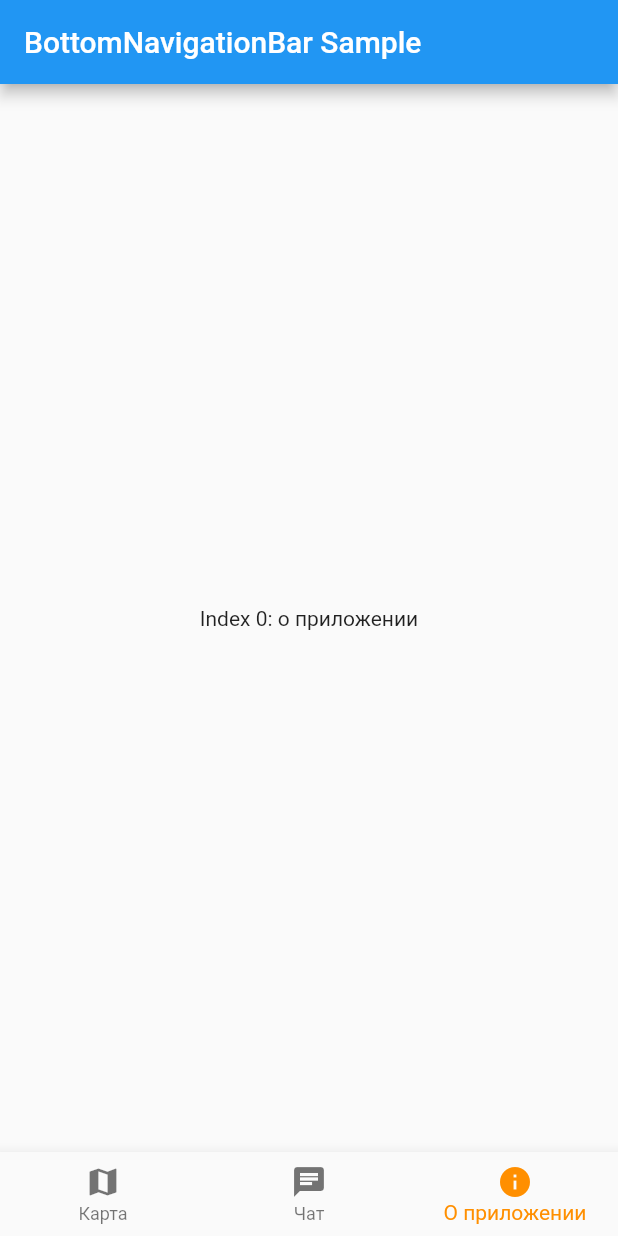
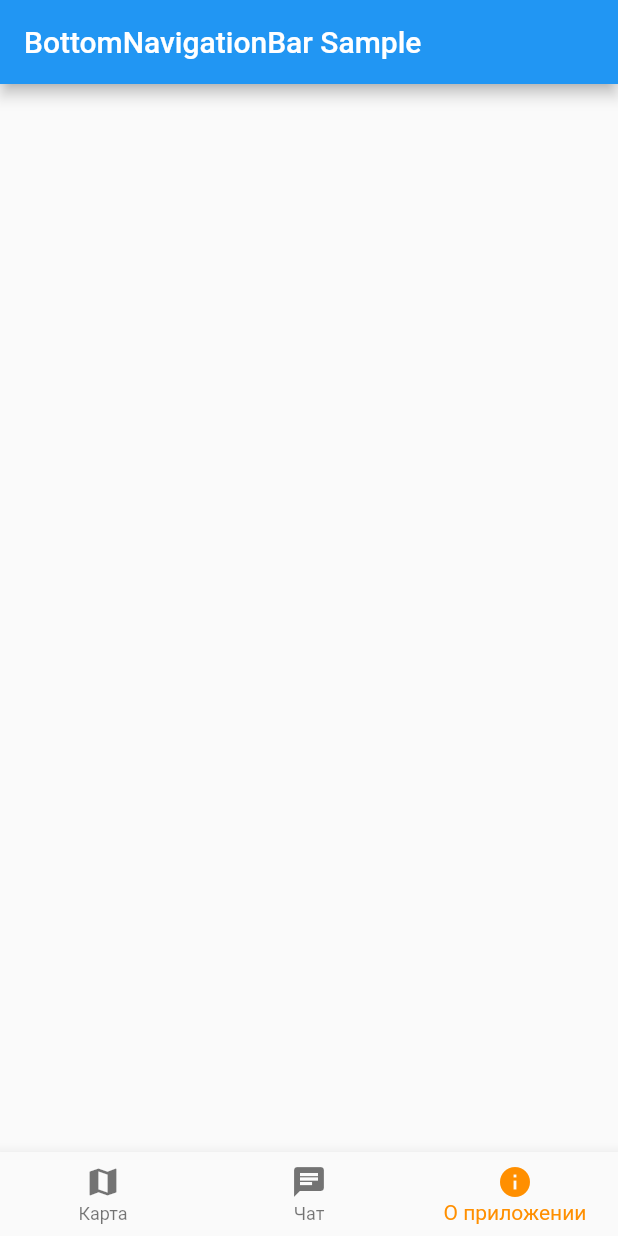
Before and after one commit to mentoster/Aviahack, a Flutter app: the screen it shows after launch, item 3 of the bottom bar chosen, on a phone screen of 412 x 824 dp. Run offline on Flutter 3.47's test engine with Material 2 defaults, Android fonts, the phone set to English and light mode, and no system bars; missing offline and left inert: dart:js_util.

Commit message:
change name

```diff
--- a/lib/about.dart
+++ b/lib/about.dart
@@ -9,7 +9,7 @@ class _AboutState extends State<About> {
   @override
   Widget build(BuildContext context) {
     return Text(
-      'Index 0: о приложении',
+      '',
     );
   }
 }
--- a/lib/main.dart
+++ b/lib/main.dart
@@ -43,7 +43,7 @@ class _MyStatefulWidgetState extends State<MyStatefulWidget> {
   static const TextStyle optionStyle =
       TextStyle(fontSize: 30, fontWeight: FontWeight.bold);
   static List<Widget> _widgetOptions = <Widget>[
-    Map(),
+    ShowMap(),
     Chat(),
     About(),
   ];
```
